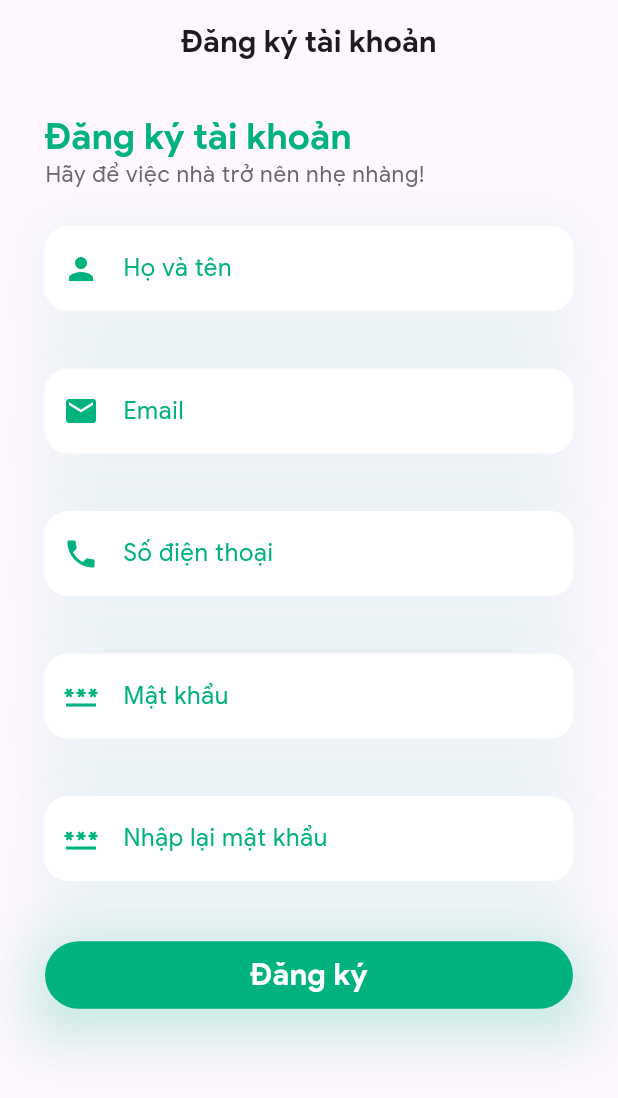
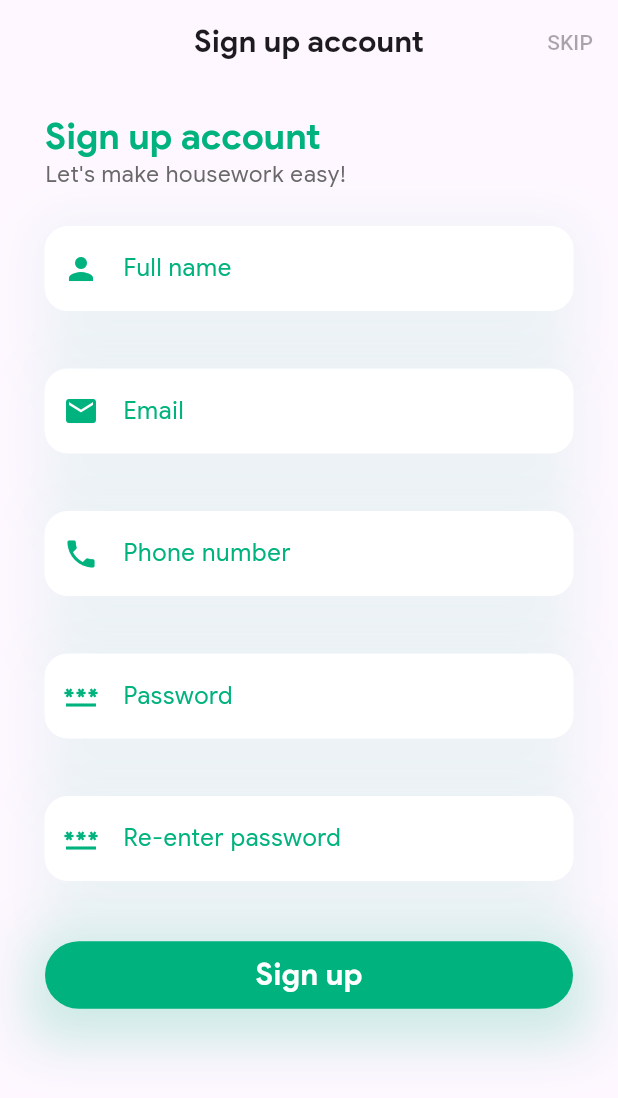
Before and after one commit to dangcpr/aiohs-app, a Flutter app: the SignupScreen screen opened directly, on a phone screen of 412 x 824 dp. Shown: the top 1098 px of the screen. Run offline on Flutter 3.47's test engine with Material 2 defaults, Android fonts, the light colour scheme and no system bars; our stand-ins replace flutter_bloc, shared_preferences; missing offline and left inert: flutter_walkthrough_screen; accounts and stored records are empty; generated files the repository leaves out were written again.

Commit message:
sign up view (not include api, cubit)

```diff
--- a/lib/home_route/cubits/get_first_time/get_first_time_event.dart
+++ /dev/null
@@ -1,3 +0,0 @@
-abstract class GetFirstTimeEvent {}
-
-class GetFirstTimeLoadEvent extends GetFirstTimeEvent {}
--- a/lib/home_route/cubits/set_first_time/set_first_time_event.dart
+++ /dev/null
@@ -1,3 +0,0 @@
-abstract class SetFirstTimeEvent {}
-
-class SetFirstTimeLoadEvent extends SetFirstTimeEvent {}
--- a/lib/l10n/app_en.arb
+++ b/lib/l10n/app_en.arb
@@ -7,5 +7,18 @@
     "secondOBtitle": "Guaranteed Service",
     "secondOBdesc": "Professional maids, all have good reviews on the app.",
     "thirdOBtitle": "Simple and easy",
-    "thirdOBdesc": "Easy scheduling. Get a maid in a short time."
+    "thirdOBdesc": "Easy scheduling. Get a maid in a short time.",
+    "signupTitle": "Sign up account",
+    "signupDesc": "Let's make housework easy!",
+    "signupButton": "Sign up",
+    "signupName": "Full name",
+    "signupEmail": "Email",
+    "signupPhone": "Phone number",
+    "signupPassword": "Password",
+    "signupConfirm": "Re-enter password",
+    "signupEmptyError": "Cannot be empty",
+    "signupEmailError": "The email is not in the correct format",
+    "signupPasswordLengthError": "Password must be at least 6 characters",
+    "signupConfirmError": "Please re-enter the password that matches the password entered",
+    "signupSuccess": "Signup successful"
 }
--- a/lib/main.dart
+++ b/lib/main.dart
@@ -2,6 +2,7 @@ import 'package:flutter/material.dart';
 import 'package:flutter_bloc/flutter_bloc.dart';
 import 'package:flutter_gen/gen_l10n/app_localizations.dart';
 import 'package:flutter_localizations/flutter_localizations.dart';
+import 'package:rmservice/sign_up/cubits/signup_cubit.dart';
 import 'package:rmservice/utilities/constants/variable.dart';
 import 'package:rmservice/home_route/cubits/get_first_time/get_first_time_cubit.dart';
 import 'package:rmservice/home_route/cubits/set_first_time/set_first_time_cubit.dart';
@@ -19,6 +20,9 @@ void main() {
         ),
         BlocProvider<GetFirstTimeCubit>(
           create: (_) => GetFirstTimeCubit(),
+        ),
+        BlocProvider<SignupCubit>(
+          create: (_) => SignupCubit(),
         ),
       ],
       child: const MyApp(),
--- /dev/null
+++ b/lib/sign_up/models/user.dart
@@ -0,0 +1,13 @@
+class UserSignup {
+  String name;
+  String email;
+  String phone;
+  String password;
+
+  UserSignup({
+    required this.name,
+    required this.email,
+    required this.phone,
+    required this.password,
+  });
+}
--- a/lib/sign_up/views/signup_screen.dart
+++ b/lib/sign_up/views/signup_screen.dart
@@ -1,5 +1,8 @@
 import 'package:flutter/material.dart';
 //import 'package:flutter_svg/flutter_svg.dart';
+import 'package:flutter_gen/gen_l10n/app_localizations.dart';
+import 'package:rmservice/sign_up/controllers/main.dart';
+import 'package:rmservice/sign_up/models/user.dart';
 import 'package:rmservice/utilities/components/button_green.dart';
 import 'package:rmservice/utilities/components/text_field.dart';
 
@@ -27,13 +30,18 @@ class _SignupScreenState extends State<SignupScreen> with InputValidationMixin {
 
     return Scaffold(
       appBar: AppBar(
+        centerTitle: true,
         automaticallyImplyLeading: false,
-        title: Center(
-          child: Text(
-            "Đăng ký tài khoản",
-            style: TextStyle(fontSize: 20),
-          ),
+        title: Text(
+          AppLocalizations.of(context)!.signupTitle,
+          style: TextStyle(fontSize: 20),
         ),
+        actions: <Widget>[
+          TextButton(
+            onPressed: null,
+            child: Text("SKIP"),
+          )
+        ],
       ),
       body: Form(
         key: formKey,
@@ -43,14 +51,14 @@ class _SignupScreenState extends State<SignupScreen> with InputValidationMixin {
             Padding(
               padding: EdgeInsets.zero,
               child: Text(
-                "Đăng ký tài khoản",
+                AppLocalizations.of(context)!.signupTitle,
                 style: Theme.of(context).textTheme.titleLarge,
               ),
             ),
             Padding(
               padding: EdgeInsets.only(bottom: 25),
               child: Text(
-                "Hãy để việc nhà trở nên nhẹ nhàng!",
+                AppLocalizations.of(context)!.signupDesc,
                 style: Theme.of(context).textTheme.labelMedium,
               ),
             ),
@@ -103,11 +111,11 @@ class _SignupScreenState extends State<SignupScreen> with InputValidationMixin {
               height: 95,
               child: TextFieldApp(
                 controller: nameController,
-                label: "Họ và tên",
+                label: AppLocalizations.of(context)!.signupName,
                 icon: Icons.person,
                 validatorFunc: (input) {
                   if (input!.isEmpty) {
-                    return "Không được để trống";
+                    return AppLocalizations.of(context)!.signupEmptyError;
                   } else {
                     return null;
                   }
@@ -119,14 +127,14 @@ class _SignupScreenState extends State<SignupScreen> with InputValidationMixin {
               height: 95,
               child: TextFieldApp(
                 controller: emailController,
-                label: "Email",
+                label: AppLocalizations.of(context)!.signupEmail,
                 icon: Icons.email,
                 validatorFunc: (input) {
                   if (input!.isEmpty) {
-                    return "Không được để trống";
+                    return AppLocalizations.of(context)!.signupEmptyError;
                   }
                   if (isEmailValid(input) == false) {
-                    return "Không đúng định dang email";
+                    return AppLocalizations.of(context)!.signupEmailError;
                   } else {
                     return null;
                   }
@@ -138,11 +146,11 @@ class _SignupScreenState extends State<SignupScreen> with InputValidationMixin {
               height: 95,
               child: TextFieldApp(
                 controller: phoneController,
-                label: "Số điện thoại",
+                label: AppLocalizations.of(context)!.signupPhone,
                 icon: Icons.phone,
                 validatorFunc: (input) {
                   if (input!.isEmpty) {
-                    return "Không được để trống";
+                    return AppLocalizations.of(context)!.signupEmptyError;
                   } else {
                     return null;
                   }
@@ -154,12 +162,16 @@ class _SignupScreenState extends State<SignupScreen> with InputValidationMixin {
               height: 95,
               child: TextFieldApp(
                 controller: passwordController,
-                label: "Mật khẩu",
+                label: AppLocalizations.of(context)!.signupPassword,
                 icon: Icons.password,
                 obsecure: true,
                 validatorFunc: (input) {
                   if (input!.isEmpty) {
-                    return "Không được để trống";
+                    return AppLocalizations.of(context)!.signupEmptyError;
+                  }
+                  if (isPasswordValid(input) == false) {
+                    return AppLocalizations.of(context)!
+                        .signupPasswordLengthError;
                   } else {
                     return null;
                   }
@@ -171,15 +183,15 @@ class _SignupScreenState extends State<SignupScreen> with InputValidationMixin {
               height: 95,
               child: TextFieldApp(
                 controller: confirmController,
-                label: "Nhập lại mật khẩu",
+                label: AppLocalizations.of(context)!.signupConfirm,
                 icon: Icons.password,
                 obsecure: true,
                 validatorFunc: (input) {
                   if (input!.isEmpty) {
-                    return "Không được để trống";
+                    return AppLocalizations.of(context)!.signupEmptyError;
                   }
                   if (input != passwordController.text) {
-                    return "Vui lòng nhập lại khớp mật khẩu đã nhập";
+                    return AppLocalizations.of(context)!.signupConfirmError;
                   } else {
                     return null;
                   }
@@ -190,10 +202,20 @@ class _SignupScreenState extends State<SignupScreen> with InputValidationMixin {
             Padding(
               padding: EdgeInsets.only(bottom: 15),
               child: ButtonGreenApp(
-                label: "Đăng ký",
+                label: AppLocalizations.of(context)!.signupButton,
                 onPressed: () {
                   if (formKey.currentState!.validate()) {
                     formKey.currentState!.save();
+                    SignupController().signup(
+                      UserSignup(
+                        name: nameController.text,
+                        email: emailController.text,
+                        phone: phoneController.text,
+                        password: passwordController.text,
+                      ),
+                    );
+                  } else {
+
                   }
                 },
               ),
--- a/lib/utilities/components/button_green.dart
+++ b/lib/utilities/components/button_green.dart
@@ -6,7 +6,7 @@ class ButtonGreenApp extends StatefulWidget {
       {super.key, required this.label, required this.onPressed});
 
   final String label;
-  final Function()? onPressed;
+  final void Function()? onPressed;
 
   @override
   State<ButtonGreenApp> createState() => _ButtonGreenAppState();
--- a/lib/utilities/constants/variable.dart
+++ b/lib/utilities/constants/variable.dart
@@ -20,4 +20,5 @@ class colorProject {
 class fontSize {
   static const double large = 24;
   static const double medium = 15;
+  static const double textField = 13;
 }
--- a/pubspec.yaml
+++ b/pubspec.yaml
@@ -44,6 +44,7 @@ dependencies:
   another_flutter_splash_screen: ^1.1.5
   introduction_screen: ^3.1.11
   flutter_svg: ^2.0.7
+  page_transition: ^2.1.0
 
 dev_dependencies:
   flutter_test:
```
Also changed, not shown: lib/home_route/views/intro_screen/set_first_time.dart (+6 -2 lines), lib/l10n/app_vi.arb (+14 -1 lines), lib/sign_up/controllers/main.dart (+16 -0 lines), lib/sign_up/cubits/signup_cubit.dart (added, +20 -0 lines), lib/sign_up/cubits/signup_state.dart (added, +12 -0 lines), pubspec.lock.
